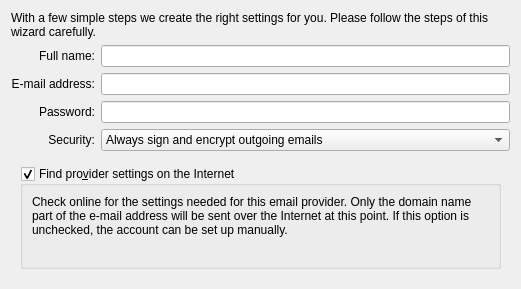
Before: the Qt Designer form src/ui/personaldatapage.ui in KDE/kmail-account-wizard, drawn with Qt 5.
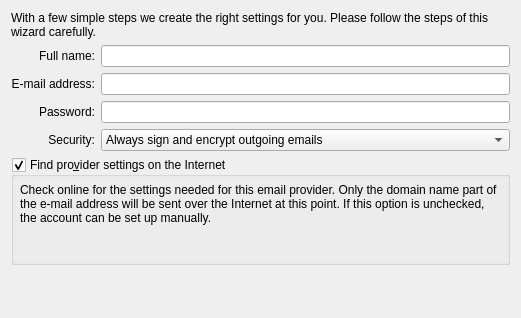
After: the same form once the commit is applied. Custom widgets are drawn as their Qt base class.

Commit message: Remove double margin

What changed in the file:
```diff
--- a/src/ui/personaldatapage.ui
+++ b/src/ui/personaldatapage.ui
@@ -7,7 +7,7 @@
     <x>0</x>
     <y>0</y>
     <width>521</width>
-    <height>289</height>
+    <height>318</height>
    </rect>
   </property>
   <layout class="QVBoxLayout" name="verticalLayout_3">
@@ -138,6 +138,18 @@
      </property>
      <widget class="QWidget" name="internetPage">
       <layout class="QHBoxLayout" name="horizontalLayout_3">
+       <property name="leftMargin">
+        <number>0</number>
+       </property>
+       <property name="topMargin">
+        <number>0</number>
+       </property>
+       <property name="rightMargin">
+        <number>0</number>
+       </property>
+       <property name="bottomMargin">
+        <number>0</number>
+       </property>
        <item>
         <widget class="QGroupBox" name="checkOnlineGroupBox">
          <property name="title">
@@ -147,6 +159,18 @@
           <bool>true</bool>
          </property>
          <layout class="QVBoxLayout" name="verticalLayout">
+          <property name="leftMargin">
+           <number>6</number>
+          </property>
+          <property name="topMargin">
+           <number>6</number>
+          </property>
+          <property name="rightMargin">
+           <number>6</number>
+          </property>
+          <property name="bottomMargin">
+           <number>6</number>
+          </property>
           <item>
            <widget class="QLabel" name="checkOnlineExplanation">
             <property name="text">
@@ -171,6 +195,18 @@
      </widget>
      <widget class="QWidget" name="accountPage">
       <layout class="QGridLayout" name="gridLayout_4">
+       <property name="leftMargin">
+        <number>0</number>
+       </property>
+       <property name="topMargin">
+        <number>0</number>
+       </property>
+       <property name="rightMargin">
+        <number>0</number>
+       </property>
+       <property name="bottomMargin">
+        <number>0</number>
+       </property>
        <item row="0" column="0">
         <layout class="QHBoxLayout" name="horizontalLayout">
          <item>
```
